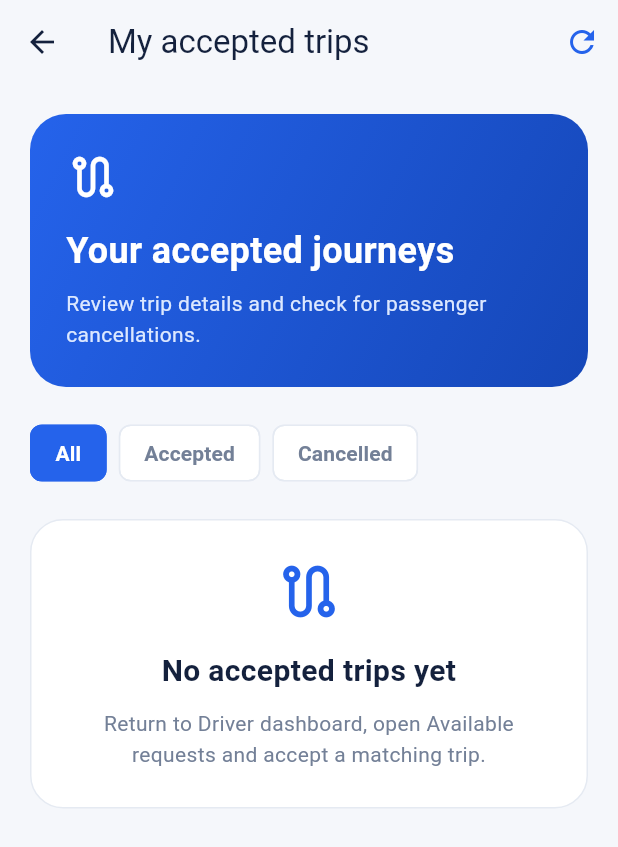
After one commit to sevi2001/triplanka, a Flutter app: the DriverAssignedTripsScreen screen opened directly, on a phone screen of 412 x 824 dp. The commit adds this screen. Shown: the top 847 px of the screen. Run offline on Flutter 3.47's test engine with Material 3 defaults, Android fonts, the phone set to English and light mode, and no system bars; our stand-ins replace cloud_firestore, firebase_auth, firebase_core, flutter_map, latlong2, shared_preferences; accounts and stored records are empty; statements that could not run were skipped.

Commit message:
Add driver accepted trips page

```diff
--- /dev/null
+++ b/lib/driver_assigned_trips_screen.dart
@@ -0,0 +1,550 @@
+import 'dart:async';
+
+import 'package:firebase_auth/firebase_auth.dart';
+import 'package:flutter/material.dart';
+
+import 'booking_store.dart';
+import 'trip_map_screen.dart';
+import 'trip_request_store.dart';
+
+class DriverAssignedTripsScreen extends StatefulWidget {
+  const DriverAssignedTripsScreen({super.key});
+
+  @override
+  State<DriverAssignedTripsScreen> createState() =>
+      _DriverAssignedTripsScreenState();
+}
+
+class _DriverAssignedTripsScreenState extends State<DriverAssignedTripsScreen> {
+  static const blue = Color(0xFF2563EB);
+  static const navy = Color(0xFF14213D);
+  static const muted = Color(0xFF738097);
+  static const background = Color(0xFFF5F7FB);
+  static const borderColor = Color(0xFFE5EAF2);
+  static const green = Color(0xFF159A75);
+  static const red = Color(0xFFD94D64);
+
+  StreamSubscription<User?>? authSubscription;
+  Stream<List<TripRequestEntry>>? tripsStream;
+
+  String? userId;
+  String selectedFilter = 'All';
+  int streamVersion = 0;
+
+  @override
+  void initState() {
+    super.initState();
+    setAccount(FirebaseAuth.instance.currentUser);
+
+    authSubscription = FirebaseAuth.instance.authStateChanges().listen((user) {
+      if (!mounted || user?.uid == userId) return;
+
+      setState(() {
+        selectedFilter = 'All';
+        setAccount(user);
+      });
+    });
+  }
+
+  void setAccount(User? user) {
+    userId = user?.uid;
+    streamVersion++;
+
+    tripsStream = user == null
+        ? null
+        : TripRequestStore.watchAssigned(user.uid);
+  }
+
+  void retry() {
+    setState(() {
+      setAccount(FirebaseAuth.instance.currentUser);
+    });
+  }
+
+  @override
+  void dispose() {
+    authSubscription?.cancel();
+    super.dispose();
+  }
+
+  bool validCoordinates(TripCoordinates? point) {
+    return point != null &&
+        point.latitude.isFinite &&
+        point.longitude.isFinite &&
+        point.latitude >= -90 &&
+        point.latitude <= 90 &&
+        point.longitude >= -180 &&
+        point.longitude <= 180;
+  }
+
+  void openMap(TripRequestEntry entry) {
+    if (userId == null ||
+        FirebaseAuth.instance.currentUser?.uid != userId ||
+        entry.driverId != userId) {
+      return;
+    }
+
+    Navigator.of(context).push(
+      MaterialPageRoute<void>(
+        builder: (_) => TripMapScreen(booking: entry.booking),
+      ),
+    );
+  }
+
+  Widget messageCard({
+    required String title,
+    required String message,
+    bool allowRetry = false,
+  }) {
+    return Container(
+      width: double.infinity,
+      padding: const EdgeInsets.all(24),
+      decoration: BoxDecoration(
+        color: Colors.white,
+        borderRadius: BorderRadius.circular(22),
+        border: Border.all(color: borderColor),
+      ),
+      child: Column(
+        children: [
+          const Icon(Icons.route_outlined, color: blue, size: 46),
+          const SizedBox(height: 16),
+          Text(
+            title,
+            textAlign: TextAlign.center,
+            style: const TextStyle(
+              color: navy,
+              fontSize: 20,
+              fontWeight: FontWeight.bold,
+            ),
+          ),
+          const SizedBox(height: 10),
+          Text(
+            message,
+            textAlign: TextAlign.center,
+            style: const TextStyle(color: muted, height: 1.5),
+          ),
+          if (allowRetry) ...[
+            const SizedBox(height: 16),
+            FilledButton.icon(
+              onPressed: retry,
+              icon: const Icon(Icons.refresh),
+              label: const Text('Try again'),
+            ),
+          ],
+        ],
+      ),
+    );
+  }
+
+  Widget locationRow({
+    required String label,
+    required String value,
+    required IconData icon,
+    required Color color,
+  }) {
+    return Padding(
+      padding: const EdgeInsets.symmetric(vertical: 8),
+      child: Row(
+        crossAxisAlignment: CrossAxisAlignment.start,
+        children: [
+          Icon(icon, color: color, size: 22),
+          const SizedBox(width: 12),
+          Expanded(
+            child: Column(
+              crossAxisAlignment: CrossAxisAlignment.start,
+              children: [
+                Text(label, style: const TextStyle(color: muted, fontSize: 11)),
+                const SizedBox(height: 4),
+                Text(
+                  value,
+                  style: const TextStyle(
+                    color: navy,
+                    fontSize: 15,
+                    fontWeight: FontWeight.w600,
+                    height: 1.4,
+                  ),
+                ),
+              ],
+            ),
+          ),
+        ],
+      ),
+    );
+  }
+
+  Widget detailChip(IconData icon, String text) {
+    return Container(
+      padding: const EdgeInsets.symmetric(horizontal: 10, vertical: 8),
+      decoration: BoxDecoration(
+        color: background,
+        borderRadius: BorderRadius.circular(10),
+      ),
+      child: Row(
+        mainAxisSize: MainAxisSize.min,
+        children: [
+          Icon(icon, color: blue, size: 16),
+          const SizedBox(width: 6),
+          Flexible(
+            child: Text(
+              text,
+              style: const TextStyle(color: navy, fontSize: 12),
+            ),
+          ),
+        ],
+      ),
+    );
+  }
+
+  Widget tripCard(TripRequestEntry entry) {
+    final trip = entry.booking;
+
+    final date = MaterialLocalizations.of(
+      context,
+    ).formatMediumDate(trip.departure);
+    final time = TimeOfDay.fromDateTime(trip.departure).format(context);
+
+    final statusText = entry.cancelled
+        ? 'Cancelled'
+        : entry.accepted
+        ? 'Accepted'
+        : 'Status unavailable';
+
+    final statusColor = entry.cancelled
+        ? red
+        : entry.accepted
+        ? green
+        : muted;
+
+    final hasMapLocations =
+        validCoordinates(trip.pickupCoordinates) &&
+        validCoordinates(trip.destinationCoordinates);
+
+    return Container(
+      margin: const EdgeInsets.only(bottom: 16),
+      padding: const EdgeInsets.all(20),
+      decoration: BoxDecoration(
+        color: Colors.white,
+        borderRadius: BorderRadius.circular(22),
+        border: Border.all(color: borderColor),
+      ),
+      child: Column(
+        crossAxisAlignment: CrossAxisAlignment.start,
+        children: [
+          Row(
+            children: [
+              const Icon(Icons.directions_car_outlined, color: blue, size: 28),
+              const SizedBox(width: 12),
+              Expanded(
+                child: Text(
+                  trip.vehicle,
+                  style: const TextStyle(
+                    color: navy,
+                    fontSize: 18,
+                    fontWeight: FontWeight.bold,
+                  ),
+                ),
+              ),
+              Container(
+                padding: const EdgeInsets.symmetric(
+                  horizontal: 10,
+                  vertical: 6,
+                ),
+                decoration: BoxDecoration(
+                  color: statusColor.withValues(alpha: 0.09),
+                  borderRadius: BorderRadius.circular(20),
+                ),
+                child: Text(
+                  statusText,
+                  style: TextStyle(
+                    color: statusColor,
+                    fontSize: 11,
+                    fontWeight: FontWeight.bold,
+                  ),
+                ),
+              ),
+            ],
+          ),
+          const SizedBox(height: 16),
+          locationRow(
+            label: 'Pickup',
+            value: trip.pickup,
+            icon: Icons.my_location,
+            color: blue,
+          ),
+          for (int i = 0; i < trip.stops.length; i++)
+            locationRow(
+              label: 'Stop ${i + 1}',
+              value: trip.stops[i],
+              icon: Icons.location_on_outlined,
+              color: muted,
+            ),
+          locationRow(
+            label: 'Destination',
+            value: trip.destination,
+            icon: Icons.location_on_outlined,
+            color: red,
+          ),
+          const SizedBox(height: 14),
+          const Text(
+            'Departure / request time',
+            style: TextStyle(color: muted, fontSize: 11),
+          ),
+          const SizedBox(height: 8),
+          Wrap(
+            spacing: 8,
+            runSpacing: 8,
+            children: [
+              detailChip(Icons.calendar_today_outlined, date),
+              detailChip(Icons.access_time, time),
+              detailChip(
+                Icons.people_outline,
+                '${trip.passengers} '
+                '${trip.passengers == 1 ? 'passenger' : 'passengers'}',
+              ),
+            ],
+          ),
+          if (trip.notes.isNotEmpty) ...[
+            const SizedBox(height: 16),
+            Theme(
+              data: Theme.of(
+                context,
+              ).copyWith(dividerColor: Colors.transparent),
+              child: ExpansionTile(
+                tilePadding: EdgeInsets.zero,
+                childrenPadding: const EdgeInsets.only(bottom: 12),
+                leading: const Icon(Icons.notes_outlined, color: blue),
+                title: const Text(
+                  'Additional details',
+                  style: TextStyle(
+                    color: navy,
+                    fontSize: 13,
+                    fontWeight: FontWeight.w600,
+                  ),
+                ),
+                children: [
+                  Align(
+                    alignment: Alignment.centerLeft,
+                    child: Text(
+                      trip.notes,
+                      style: const TextStyle(color: muted, height: 1.5),
+                    ),
+                  ),
+                ],
+              ),
+            ),
+          ],
+          const SizedBox(height: 16),
+          Text(
+            entry.cancelled
+                ? 'The passenger cancelled this trip. '
+                      'It remains here as a record.'
+                : entry.accepted
+                ? 'You accepted this demo trip.'
+                : 'Refresh the page to check this trip’s status.',
+            style: TextStyle(
+              color: entry.cancelled ? red : muted,
+              fontSize: 12,
+              height: 1.5,
+            ),
+          ),
+          const SizedBox(height: 14),
+          if (hasMapLocations)
+            SizedBox(
+              width: double.infinity,
+              child: FilledButton.icon(
+                onPressed: () => openMap(entry),
+                style: FilledButton.styleFrom(
+                  backgroundColor: blue,
+                  foregroundColor: Colors.white,
+                  padding: const EdgeInsets.symmetric(vertical: 14),
+                  shape: RoundedRectangleBorder(
+                    borderRadius: BorderRadius.circular(13),
+                  ),
+                ),
+                icon: const Icon(Icons.map_outlined),
+                label: const Text('View trip map'),
+              ),
+            )
+          else
+            const Text(
+              'Map unavailable: this trip has no valid saved '
+              'pickup and destination coordinates.',
+              style: TextStyle(color: muted, fontSize: 12, height: 1.5),
+            ),
+        ],
+      ),
+    );
+  }
+
+  Widget tripsContent() {
+    if (userId == null) {
+      return messageCard(
+        title: 'Sign in first',
+        message: 'Sign in with your driver account to view your trips.',
+      );
+    }
+
+    return StreamBuilder<List<TripRequestEntry>>(
+      key: ValueKey('$userId:$streamVersion'),
+      stream: tripsStream,
+      builder: (context, snapshot) {
+        if (FirebaseAuth.instance.currentUser?.uid != userId) {
+          return messageCard(
+            title: 'Account changed',
+            message: 'Refresh the page to continue.',
+            allowRetry: true,
+          );
+        }
+
+        if (snapshot.hasError) {
+          return messageCard(
+            title: 'Could not load your trips',
+            message:
+                'Check your connection and Firestore permissions, '
+                'then try again.',
+            allowRetry: true,
+          );
+        }
+
+        if (!snapshot.hasData) {
+          return const Padding(
+            padding: EdgeInsets.all(40),
+            child: Center(child: CircularProgressIndicator(color: blue)),
+          );
+        }
+
+        final allEntries = snapshot.data!
+            .where((entry) => entry.driverId == userId)
+            .toList();
+
+        final entries = allEntries.where((entry) {
+          return switch (selectedFilter) {
+            'Accepted' => entry.accepted,
+            'Cancelled' => entry.cancelled,
+            _ => true,
+          };
+        }).toList();
+
+        if (entries.isEmpty) {
+          return messageCard(
+            title: allEntries.isEmpty
+                ? 'No accepted trips yet'
+                : 'No ${selectedFilter.toLowerCase()} trips',
+            message: allEntries.isEmpty
+                ? 'Return to Driver dashboard, open Available requests '
+                      'and accept a matching trip.'
+                : 'Choose another filter to view your trips.',
+          );
+        }
+
+        return Column(
+          crossAxisAlignment: CrossAxisAlignment.stretch,
+          children: [
+            Padding(
+              padding: const EdgeInsets.only(bottom: 12),
+              child: Text(
+                '${entries.length} '
+                '${entries.length == 1 ? 'trip' : 'trips'}',
+                style: const TextStyle(color: muted, fontSize: 13),
+              ),
+            ),
+            for (final entry in entries)
+              KeyedSubtree(key: ValueKey(entry.id), child: tripCard(entry)),
+          ],
+        );
+      },
+    );
+  }
+
+  @override
+  Widget build(BuildContext context) {
+    return Scaffold(
+      backgroundColor: background,
+      appBar: AppBar(
+        title: const Text('My accepted trips'),
+        backgroundColor: background,
+        foregroundColor: navy,
+        actions: [
+          IconButton(
+            tooltip: 'Refresh trips',
+            onPressed: retry,
+            icon: const Icon(Icons.refresh, color: blue),
+          ),
+        ],
+      ),
+      body: SafeArea(
+        child: Center(
+          child: ConstrainedBox(
+            constraints: const BoxConstraints(maxWidth: 560),
+            child: ListView(
+              padding: const EdgeInsets.all(20),
+              children: [
+                Container(
+                  padding: const EdgeInsets.all(24),
+                  decoration: BoxDecoration(
+                    gradient: const LinearGradient(
+                      colors: [blue, Color(0xFF1547B8)],
+                      begin: Alignment.topLeft,
+                      end: Alignment.bottomRight,
+                    ),
+                    borderRadius: BorderRadius.circular(24),
+                  ),
+                  child: const Column(
+                    crossAxisAlignment: CrossAxisAlignment.start,
+                    children: [
+                      Icon(Icons.route_outlined, color: Colors.white, size: 36),
+                      SizedBox(height: 14),
+                      Text(
+                        'Your accepted journeys',
+                        style: TextStyle(
+                          color: Colors.white,
+                          fontSize: 24,
+                          fontWeight: FontWeight.bold,
+                        ),
+                      ),
+                      SizedBox(height: 8),
+                      Text(
+                        'Review trip details and check for '
+                        'passenger cancellations.',
+                        style: TextStyle(color: Color(0xFFDCE8FF), height: 1.5),
+                      ),
+                    ],
+                  ),
+                ),
+                const SizedBox(height: 20),
+                Wrap(
+                  spacing: 8,
+                  runSpacing: 8,
+                  children: [
+                    for (final filter in ['All', 'Accepted', 'Cancelled'])
+                      ChoiceChip(
+                        label: Text(filter),
+                        selected: selectedFilter == filter,
+                        showCheckmark: false,
+                        backgroundColor: Colors.white,
+                        selectedColor: blue,
+                        labelStyle: TextStyle(
+                          color: selectedFilter == filter
+                              ? Colors.white
+                              : muted,
+                          fontWeight: FontWeight.w600,
+                        ),
+                        side: BorderSide(
+                          color: selectedFilter == filter ? blue : borderColor,
+                        ),
+                        onSelected: (_) {
+                          setState(() => selectedFilter = filter);
+                        },
+                      ),
+                  ],
+                ),
+                const SizedBox(height: 20),
+                tripsContent(),
+              ],
+            ),
+          ),
+        ),
+      ),
+    );
+  }
+}
```
Also changed, not shown: lib/driver_dashboard_screen.dart (+27 -0 lines).
